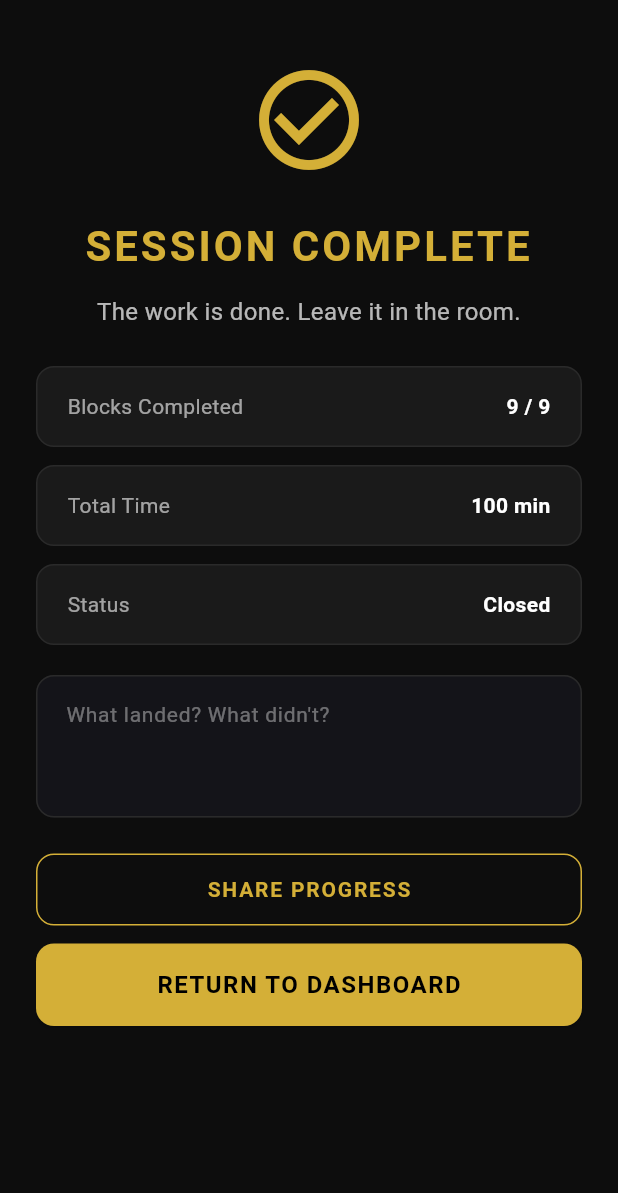
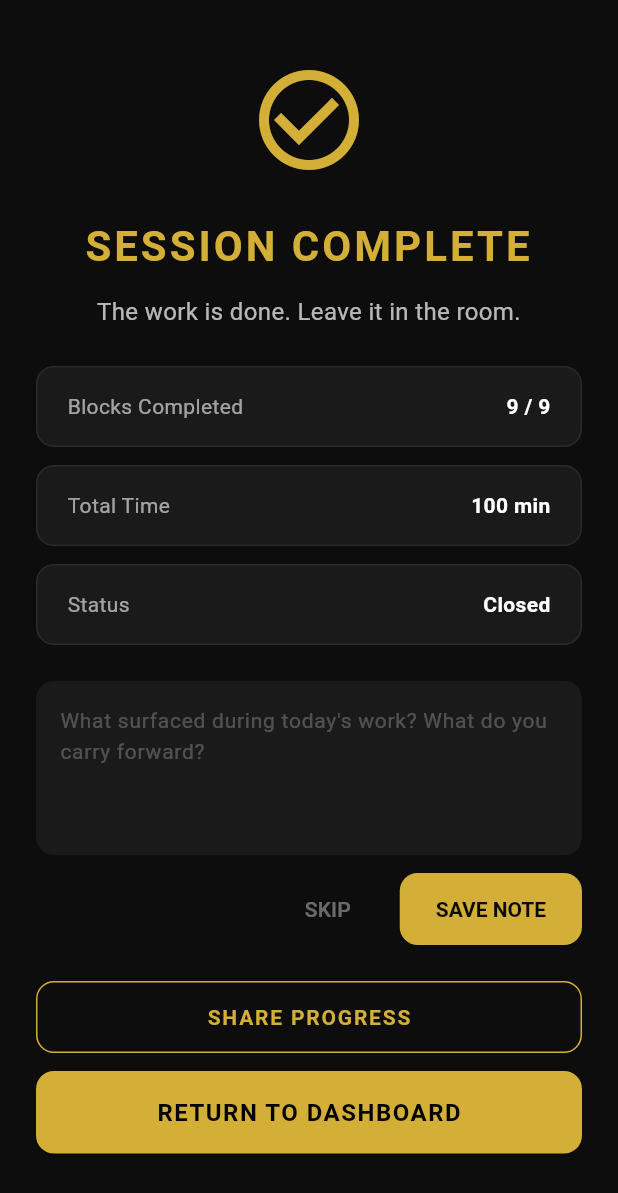
Before and after one commit to Sundaram6/Actor-Trainor, a Flutter app: the SessionCompletionScreen screen opened directly, on a phone screen of 412 x 824 dp. Shown: the top 1193 px of the screen. Run offline on Flutter 3.47's test engine with Material 3 defaults, Android fonts, the light colour scheme and no system bars; our stand-ins replace audioplayers, clock, drift, drift_flutter, file_picker, flutter_local_notifications and 7 more; missing offline and left inert: home_widget; accounts and stored records are empty; generated files the repository leaves out were written again.

Commit message:
feat(journal): add post-session actor's journal with Drift persistence

```diff
--- a/lib/screens/session_completion_screen.dart
+++ b/lib/screens/session_completion_screen.dart
@@ -5,6 +5,7 @@ import '../app.dart';
 import '../core/constants.dart';
 import '../providers/database_provider.dart';
 import '../providers/progress_providers.dart';
+import '../providers/session_notes_provider.dart';
 import '../providers/today_provider.dart';
 import 'progress_screen.dart';
 
@@ -47,13 +48,7 @@ class _SessionCompletionScreenState extends ConsumerState<SessionCompletionScree
     super.dispose();
   }
 
-  Future<void> _handleReturn() async {
-    final noteText = _notesController.text.trim();
-    if (noteText.isNotEmpty && widget.sessionRecordId != null) {
-      final db = ref.read(databaseProvider);
-      await db.updateSessionRecordNotes(widget.sessionRecordId!, noteText);
-    }
-
+  void _navigateToDashboard(BuildContext context) {
     ref.invalidate(statsProvider);
     ref.invalidate(weekProgressProvider);
     ref.invalidate(recentSessionsProvider);
@@ -69,8 +64,21 @@ class _SessionCompletionScreenState extends ConsumerState<SessionCompletionScree
     }
   }
 
+  Future<void> _handleSaveNote() async {
+    final noteText = _notesController.text.trim();
+    if (noteText.isNotEmpty && widget.sessionRecordId != null) {
+      await ref.read(saveSessionNoteProvider)(widget.sessionRecordId!, noteText);
+      final db = ref.read(databaseProvider);
+      await db.updateSessionRecordNotes(widget.sessionRecordId!, noteText);
+    }
+    if (mounted) {
+      _navigateToDashboard(context);
+    }
+  }
+
   @override
   Widget build(BuildContext context) {
+    const gold = Color(0xFFD4AF37);
     final computedTotalMinutes = widget.totalMinutes ??
         kRoutineBlocks.fold<int>(0, (sum, b) => sum + b.durationMinutes);
     final completedCount = widget.blocksCompleted ??
@@ -90,7 +98,7 @@ class _SessionCompletionScreenState extends ConsumerState<SessionCompletionScree
               const Icon(
                 Icons.check_circle_outline,
                 size: 80,
-                color: Color(0xFFD4AF37),
+                color: gold,
               ),
               const SizedBox(height: 24),
               const Text(
@@ -99,7 +107,7 @@ class _SessionCompletionScreenState extends ConsumerState<SessionCompletionScree
                 style: TextStyle(
                   fontSize: 28,
                   fontWeight: FontWeight.w700,
-                  color: Color(0xFFD4AF37),
+                  color: gold,
                   letterSpacing: 2,
                 ),
               ),
@@ -128,7 +136,7 @@ class _SessionCompletionScreenState extends ConsumerState<SessionCompletionScree
                     style: const TextStyle(
                       fontSize: 14,
                       fontStyle: FontStyle.italic,
-                      color: Color(0xFFD4AF37),
+                      color: gold,
                     ),
                   ),
                 ),
@@ -148,33 +156,56 @@ class _SessionCompletionScreenState extends ConsumerState<SessionCompletionScree
                 label: 'Status',
                 value: 'Closed',
               ),
-              const SizedBox(height: 20),
-              // Journal input field
+              const SizedBox(height: 24),
+
+              // Actor's Journal Note input field
               TextField(
                 controller: _notesController,
-                maxLines: 3,
-                style: const TextStyle(color: Colors.white70, fontSize: 14),
+                maxLines: 4,
+                style: const TextStyle(color: Colors.white70, fontSize: 14, height: 1.5),
                 decoration: InputDecoration(
-                  hintText: "What landed? What didn't?",
-                  hintStyle: const TextStyle(color: Colors.white38, fontSize: 14),
+                  hintText: "What surfaced during today's work? What do you carry forward?",
+                  hintStyle: const TextStyle(color: Colors.white24),
                   filled: true,
-                  fillColor: const Color(0xFF141419),
-                  contentPadding: const EdgeInsets.all(16),
+                  fillColor: const Color(0xFF1A1A1A),
                   border: OutlineInputBorder(
                     borderRadius: BorderRadius.circular(12),
-                    borderSide: const BorderSide(color: Color(0xFF2A2A2A)),
-                  ),
-                  enabledBorder: OutlineInputBorder(
-                    borderRadius: BorderRadius.circular(12),
-                    borderSide: const BorderSide(color: Color(0xFF2A2A2A)),
+                    borderSide: BorderSide.none,
                   ),
                   focusedBorder: OutlineInputBorder(
                     borderRadius: BorderRadius.circular(12),
-                    borderSide: const BorderSide(color: Color(0xFFD4AF37)),
+                    borderSide: const BorderSide(color: gold),
                   ),
                 ),
               ),
+              const SizedBox(height: 12),
+
+              Row(
+                mainAxisAlignment: MainAxisAlignment.end,
+                children: [
+                  TextButton(
+                    onPressed: () => _navigateToDashboard(context),
+                    child: const Text('SKIP', style: TextStyle(color: Colors.white38, fontSize: 14)),
+                  ),
+                  const SizedBox(width: 16),
+                  ElevatedButton(
+                    onPressed: _handleSaveNote,
+                    style: ElevatedButton.styleFrom(
+                      minimumSize: const Size(120, 48),
+                      backgroundColor: gold,
+                      foregroundColor: const Color(0xFF0A0A0A),
+                      padding: const EdgeInsets.symmetric(horizontal: 24, vertical: 14),
+                      shape: RoundedRectangleBorder(
+                        borderRadius: BorderRadius.circular(12),
+                      ),
+                      textStyle: const TextStyle(fontWeight: FontWeight.w600, fontSize: 14),
+                    ),
+                    child: const Text('SAVE NOTE'),
+                  ),
+                ],
+              ),
               const SizedBox(height: 24),
+
               OutlinedButton(
                 onPressed: () async {
                   final streak = widget.streak ?? (await ref.read(databaseProvider).getCurrentStreak());
@@ -188,8 +219,8 @@ class _SessionCompletionScreenState extends ConsumerState<SessionCompletionScree
                   );
                 },
                 style: OutlinedButton.styleFrom(
-                  side: const BorderSide(color: Color(0xFFD4AF37)),
-                  foregroundColor: const Color(0xFFD4AF37),
+                  side: const BorderSide(color: gold),
+                  foregroundColor: gold,
                   padding: const EdgeInsets.symmetric(horizontal: 32, vertical: 16),
                   shape: RoundedRectangleBorder(borderRadius: BorderRadius.circular(12)),
                 ),
@@ -204,9 +235,9 @@ class _SessionCompletionScreenState extends ConsumerState<SessionCompletionScree
               ),
               const SizedBox(height: 12),
               ElevatedButton(
-                onPressed: _handleReturn,
+                onPressed: () => _navigateToDashboard(context),
                 style: ElevatedButton.styleFrom(
-                  backgroundColor: const Color(0xFFD4AF37),
+                  backgroundColor: gold,
                   foregroundColor: Colors.black,
                   padding: const EdgeInsets.symmetric(vertical: 18),
                   shape: RoundedRectangleBorder(
```
Also changed, not shown: lib/database/database.dart (+12 -2 lines), lib/providers/session_notes_provider.dart (added, +26 -0 lines), lib/screens/progress_screen.dart (+23 -1 lines), lib/screens/session_detail_screen.dart (+42 -0 lines), lib/database/database.g.dart, 1 other file.
